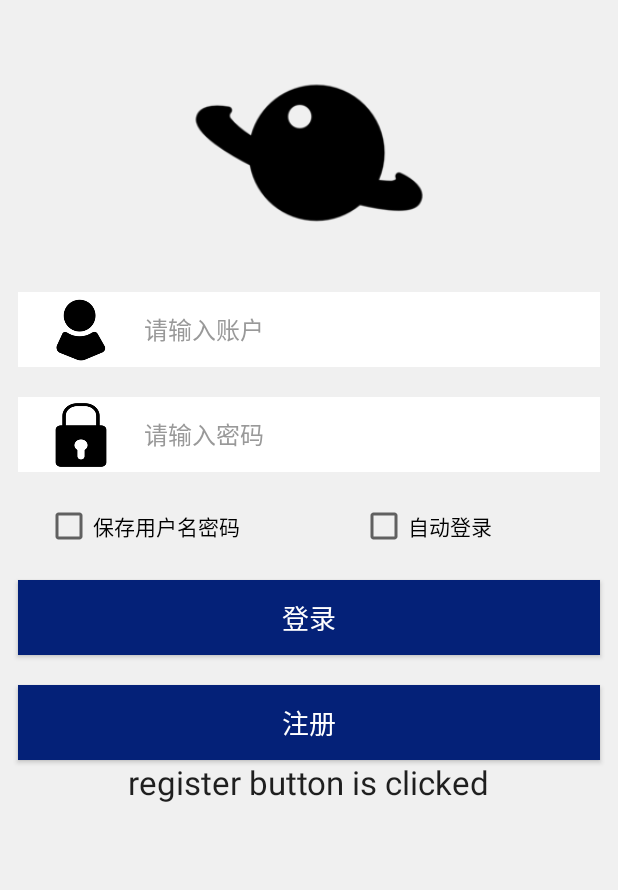
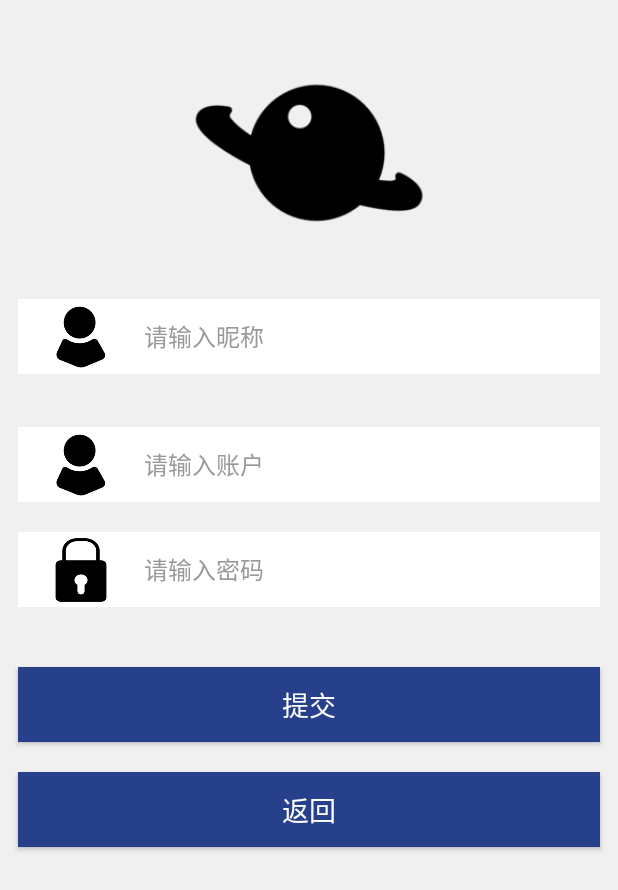
Before and after one commit to luozexing/VirtualPlanet, an Android app: the screen it shows after launch (MainActivity), after a tap on "注册", on a phone screen of 412 x 824 dp. Shown: the top 890 px of the screen. Run offline under Robolectric (Android 15) with nearby library versions, the phone set to English and light mode, and no system bars; libraries missing offline, so code that uses them is left out: com.baidu.mapapi; 1 statement that could not run was skipped; 1 other tap on this screen came first.

Commit message:
android register
android register

```diff
--- a/android-client/app/src/main/java/com/virtualplanet/virtualplanet/LoginFragment.java
+++ b/android-client/app/src/main/java/com/virtualplanet/virtualplanet/LoginFragment.java
@@ -48,13 +48,13 @@ public class LoginFragment extends Fragment{
         final Button register = (Button) view.findViewById(R.id.btnRegister);
         final CheckBox auto = (CheckBox) view.findViewById(R.id.autoLogin);
 
-        Drawable accountImg = getResources().getDrawable(R.mipmap.login_icon_account, null);
+        Drawable accountImg = getResources().getDrawable(R.mipmap.login_icon_account, getActivity().getTheme());
         if (accountImg != null) {
             accountImg.setBounds(0, 0, 80, 80);
         }
         userNameText.setCompoundDrawables(accountImg, null, null, null);
 
-        Drawable passwordImg = getResources().getDrawable(R.mipmap.login_icon_password, null);
+        Drawable passwordImg = getResources().getDrawable(R.mipmap.login_icon_password, getActivity().getTheme());
         if (passwordImg != null) {
             passwordImg.setBounds(0, 0, 80, 70);
         }
@@ -64,13 +64,11 @@ public class LoginFragment extends Fragment{
         login.setOnClickListener(new View.OnClickListener() {
             @Override
             public void onClick(View view) {
-
-                view.setBackgroundColor(Color.parseColor("#042178"));
                 String username = userNameText.getText().toString();
                 String passwd = passwdText.getText().toString();
                 JSONObject reqMsg = new JSONObject();
                 try {
-                    reqMsg.put(username,passwd);
+                    reqMsg.put("passwd",passwd).put("username",username);
                 } catch (JSONException e) {
                     e.printStackTrace();
                 }
@@ -91,7 +89,7 @@ public class LoginFragment extends Fragment{
 
                 QueryPomelo queryPomelo = new QueryPomelo();
 
-                queryPomelo.queryConnector(username,reqMsg, myHandler);
+                queryPomelo.queryConnector(username,reqMsg, myHandler, "connector.entryHandler.entry");
             }
         });
 
@@ -99,11 +97,9 @@ public class LoginFragment extends Fragment{
         register.setOnClickListener(new View.OnClickListener() {
             @Override
             public void onClick(View view) {
-                //调用fragment
-                view.setBackgroundColor(Color.parseColor("#042178"));
+                RegisterFragment registerFragment = new RegisterFragment();
+                getFragmentManager().beginTransaction().replace(R.id.fragment_layout,registerFragment).commit();
 
-                log.setText("register button is clicked");
-                Log.d(TAG, "register button is clicked");
             }
         });
 
@@ -166,6 +162,7 @@ public class LoginFragment extends Fragment{
             }
 
             if(code == 0){
+                Toast.makeText(mLoginFragment.getActivity().getApplicationContext(),"服务器未响应",Toast.LENGTH_SHORT).show();
             }else if(code == 200){
                 ContentFragment contentFragment = new ContentFragment();
                 FragmentTransaction transaction = mLoginFragment.getFragmentManager().beginTransaction();
--- /dev/null
+++ b/android-client/app/src/main/java/com/virtualplanet/virtualplanet/RegisterFragment.java
@@ -0,0 +1,115 @@
+package com.virtualplanet.virtualplanet;
+
+import android.app.Fragment;
+import android.app.FragmentTransaction;
+import android.graphics.drawable.Drawable;
+import android.os.Bundle;
+import android.os.Handler;
+import android.os.Message;
+import android.util.Log;
+import android.view.LayoutInflater;
+import android.view.View;
+import android.view.ViewGroup;
+import android.widget.Button;
+import android.widget.EditText;
+import android.widget.Toast;
+import org.json.JSONException;
+import org.json.JSONObject;
+import java.lang.ref.WeakReference;
+
+public class RegisterFragment extends Fragment{
+    private String TAG = this.getClass().getSimpleName();
+
+    @Override
+    public View onCreateView(LayoutInflater inflater, ViewGroup container,
+                             Bundle savedInstanceState)
+    {
+        View view = inflater.inflate(R.layout.register, container, false);
+
+        final EditText userNameText = (EditText) view.findViewById(R.id.register_userName);
+        final EditText passwdText = (EditText) view.findViewById(R.id.register_passwd);
+        final EditText name = (EditText) view.findViewById(R.id.register_name);
+        final Button register = (Button) view.findViewById(R.id.btnRegister);
+        final Button back = (Button) view.findViewById(R.id.btnBack);
+
+        Drawable accountImg = getResources().getDrawable(R.mipmap.login_icon_account, getActivity().getTheme());
+        if (accountImg != null) {
+            accountImg.setBounds(0, 0, 80, 80);
+        }
+        userNameText.setCompoundDrawables(accountImg, null, null, null);
+        name.setCompoundDrawables(accountImg, null, null, null);
+
+        Drawable passwordImg = getResources().getDrawable(R.mipmap.login_icon_password, getActivity().getTheme());
+        if (passwordImg != null) {
+            passwordImg.setBounds(0, 0, 80, 70);
+        }
+        passwdText.setCompoundDrawables(passwordImg, null, null, null);
+
+        final MyHandler myHandler = new MyHandler(this);
+        register.setOnClickListener(new View.OnClickListener() {
+            @Override
+            public void onClick(View view) {
+
+                String username = userNameText.getText().toString();
+                String passwd = passwdText.getText().toString();
+                JSONObject reqMsg = new JSONObject();
+                try {
+                    reqMsg.put("username",username);
+                    reqMsg.put("passwd",passwd);
+                    reqMsg.put("name",name);
+                } catch (JSONException e) {
+                    e.printStackTrace();
+                }
+                Log.d(TAG, "login button is clicked");
+
+                QueryPomelo queryPomelo = new QueryPomelo();
+
+                queryPomelo.queryConnector(username,reqMsg, myHandler,"connector.entryHandler.signup");
+            }
+        });
+
+        back.setOnClickListener(new View.OnClickListener() {
+            @Override
+            public void onClick(View view) {
+                LoginFragment mLoginFragment = new LoginFragment();
+                getFragmentManager().beginTransaction().replace(R.id.fragment_layout,mLoginFragment).commit();
+            }
+        });
+        return view;
+    }
+
+    static class MyHandler extends Handler {
+        private WeakReference<RegisterFragment> mRegFragER;
+
+        MyHandler(RegisterFragment theRegisterFragment) {
+            mRegFragER = new WeakReference<>(theRegisterFragment);
+        }
+
+        @Override
+        public void handleMessage(Message msg) {
+            RegisterFragment mRegisterFragment = mRegFragER.get();
+            JSONObject jsonObject = (JSONObject) msg.obj;
+            int code = 0;
+            String info = null;
+            try {
+                code = jsonObject.getInt("code");
+                info = jsonObject.getString("message");
+            } catch (JSONException e) {
+                e.printStackTrace();
+            }
+
+            if(code == 0){
+                Toast.makeText(mRegisterFragment.getActivity().getApplicationContext(),"服务器未响应",Toast.LENGTH_SHORT).show();
+            }else if(code == 200){
+                Toast.makeText(mRegisterFragment.getActivity().getApplicationContext(),"注册成功",Toast.LENGTH_SHORT).show();
+                LoginFragment mLoginFragment = new LoginFragment();
+                FragmentTransaction transaction = mRegisterFragment.getFragmentManager().beginTransaction();
+                transaction.replace(R.id.fragment_layout,mLoginFragment);
+                transaction.commit();
+            }else if (code == 500){
+                Toast.makeText(mRegisterFragment.getActivity().getApplicationContext(),info,Toast.LENGTH_SHORT).show();
+            }
+        }
+    }
+
+}
--- a/android-client/app/src/main/res/layout/register.xml
+++ b/android-client/app/src/main/res/layout/register.xml
@@ -34,6 +34,28 @@
                     android:scaleType="centerCrop"
                     android:src="@mipmap/setting_head_icon" />
             </FrameLayout>
+
+            <EditText
+                android:id="@+id/register_name"
+                android:layout_width="fill_parent"
+                android:layout_height="50.0dip"
+                android:layout_marginBottom="20.0dip"
+                android:layout_marginLeft="12.0dip"
+                android:layout_marginRight="12.0dip"
+                android:layout_marginTop="20.0dip"
+                android:background="@color/white"
+                android:drawableLeft="@mipmap/login_icon_password"
+                android:drawablePadding="15.0dip"
+                android:ems="10"
+                android:hint="请输入昵称"
+                android:inputType="textPassword"
+                android:paddingBottom="2.0dip"
+                android:paddingLeft="15.0dip"
+                android:paddingRight="15.0dip"
+                android:paddingTop="2.0dip"
+                android:singleLine="true"
+                android:textColorHint="#ff999999"
+                android:textSize="16.0sp" />
 
             <EditText
                 android:id="@+id/register_userName"
@@ -79,28 +101,6 @@
                 android:textColorHint="#ff999999"
                 android:textSize="16.0sp" />
 
-            <EditText
-                android:id="@+id/register_conformPasswd"
-                android:layout_width="fill_parent"
-                android:layout_height="50.0dip"
-                android:layout_marginBottom="20.0dip"
-                android:layout_marginLeft="12.0dip"
-                android:layout_marginRight="12.0dip"
-                android:layout_marginTop="20.0dip"
-                android:background="@color/white"
-                android:drawableLeft="@mipmap/login_icon_password"
-                android:drawablePadding="15.0dip"
-                android:ems="10"
-                android:hint="请再次密码"
-                android:inputType="textPassword"
-                android:paddingBottom="2.0dip"
-                android:paddingLeft="15.0dip"
-                android:paddingRight="15.0dip"
-                android:paddingTop="2.0dip"
-                android:singleLine="true"
-                android:textColorHint="#ff999999"
-                android:textSize="16.0sp" />
-
             <Button
                 android:id="@+id/btnRegister"
                 android:layout_width="fill_parent"
@@ -110,6 +110,21 @@
                 android:background="@color/blue"
                 android:singleLine="true"
                 android:text="提交"
+                android:textColor="#ffffffff"
+                android:textSize="18.0sp"
+                android:layout_marginTop="20.0dip"
+                android:enabled="true"
+                android:contextClickable="false" />
+
+            <Button
+                android:id="@+id/btnBack"
+                android:layout_width="fill_parent"
+                android:layout_height="50.0dip"
+                android:layout_marginLeft="12.0dip"
+                android:layout_marginRight="12.0dip"
+                android:background="@color/blue"
+                android:singleLine="true"
+                android:text="返回"
                 android:textColor="#ffffffff"
                 android:textSize="18.0sp"
                 android:layout_marginTop="20.0dip"
```
Also changed, not shown: android-client/app/src/main/java/com/virtualplanet/virtualplanet/QueryPomelo.java (+8 -15 lines).
